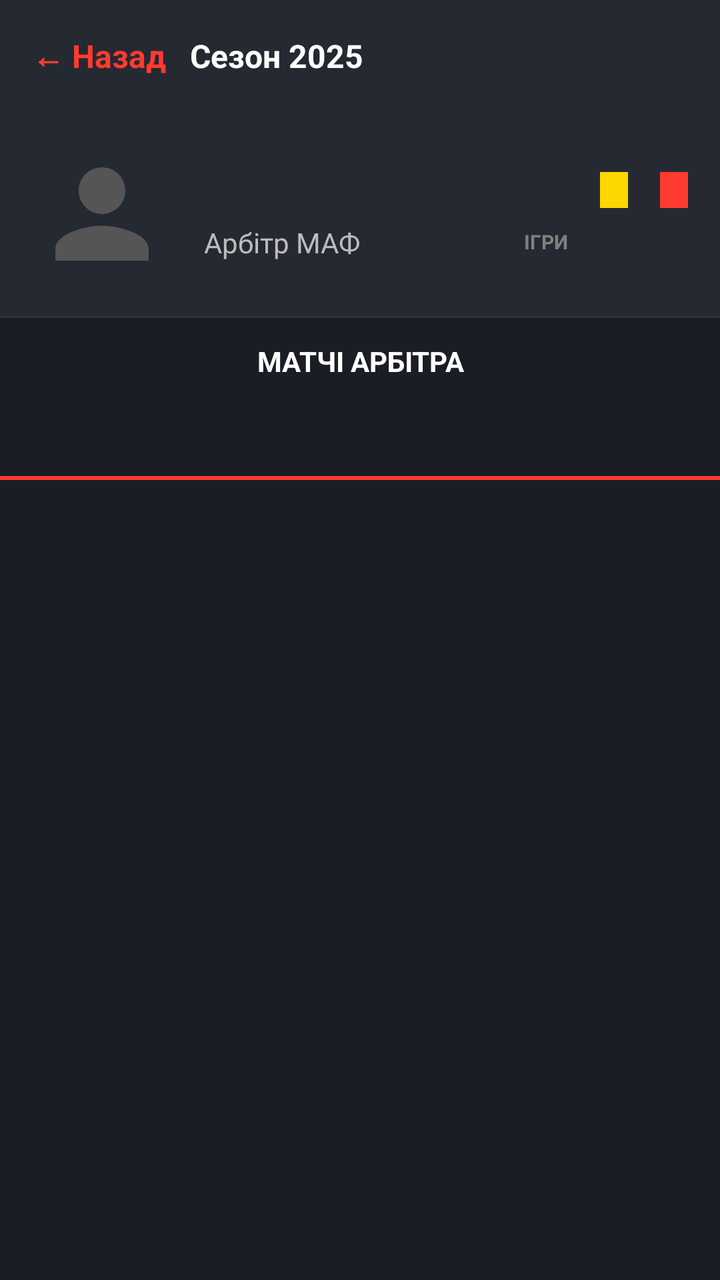
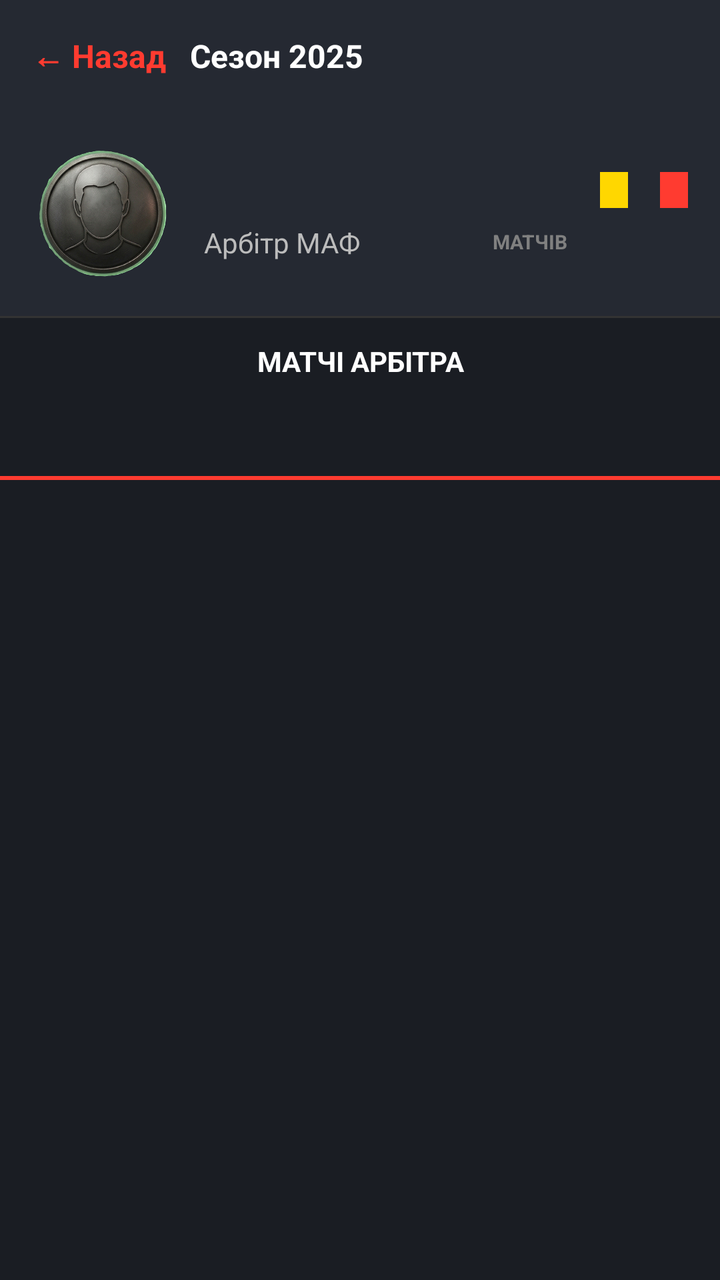

The first picture is an Android layout as it rendered before a commit; the second is the same layout after the commit. The layout source and the unified diff follow.
<!-- AndroidManifest.xml: activity theme Theme.AppCompat.NoActionBar -->
<!-- res/layout/activity_referee_profile.xml -->
<?xml version="1.0" encoding="utf-8"?>
<LinearLayout xmlns:android="http://schemas.android.com/apk/res/android"
    xmlns:app="http://schemas.android.com/apk/res-auto"
    android:layout_width="match_parent"
    android:layout_height="match_parent"
    android:background="#1A1D23"
    android:orientation="vertical">

    <LinearLayout
        android:layout_width="match_parent"
        android:layout_height="56dp"
        android:background="#252932"
        android:gravity="center_vertical"
        android:orientation="horizontal"
        android:paddingHorizontal="16dp">

        <TextView
            android:id="@+id/btnBack"
            android:layout_width="wrap_content"
            android:layout_height="wrap_content"
            android:background="?attr/selectableItemBackground"
            android:clickable="true"
            android:focusable="true"
            android:paddingEnd="12dp"
            android:text="← Назад"
            android:textColor="#FF3B30"
            android:textSize="16sp"
            android:textStyle="bold" />

        <TextView
            android:id="@+id/tvHeaderTitle"
            android:layout_width="wrap_content"
            android:layout_height="wrap_content"
            android:text="Сезон 2025"
            android:textColor="#FFFFFF"
            android:textSize="16sp"
            android:textStyle="bold" />
    </LinearLayout>

    <LinearLayout
        android:layout_width="match_parent"
        android:layout_height="wrap_content"
        android:background="#252932"
        android:gravity="center_vertical"
        android:orientation="horizontal"
        android:padding="16dp">

        <ImageView
            android:id="@+id/ivProfilePhoto"
            android:layout_width="70dp"
            android:layout_height="70dp"
            android:scaleType="centerCrop"
            android:src="@drawable/ic_player_placeholder" />

        <LinearLayout
            android:layout_width="0dp"
            android:layout_height="wrap_content"
            android:layout_marginStart="16dp"
            android:layout_weight="1"
            android:orientation="vertical">

            <TextView
                android:id="@+id/tvProfileName"
                android:layout_width="wrap_content"
                android:layout_height="wrap_content"
                android:textColor="#FFFFFF"
                android:textSize="18sp"
                android:textStyle="bold" />

            <TextView
                android:id="@+id/tvProfileRole"
                android:layout_width="wrap_content"
                android:layout_height="wrap_content"
                android:layout_marginTop="4dp"
                android:text="Арбітр МАФ"
                android:textColor="#BCBCBC"
                android:textSize="14sp" />
        </LinearLayout>

        <LinearLayout
            android:layout_width="wrap_content"
            android:layout_height="wrap_content"
            android:gravity="bottom"
            android:orientation="horizontal">

            <LinearLayout
                android:layout_width="wrap_content"
                android:layout_height="wrap_content"
                android:layout_marginEnd="16dp"
                android:gravity="center"
                android:orientation="vertical">
                <TextView
                    android:id="@+id/tvProfileMatches"
                    android:layout_width="wrap_content"
                    android:layout_height="wrap_content"
                    android:textColor="#FFFFFF"
                    android:textSize="18sp"
                    android:textStyle="bold" />
                <TextView
                    android:layout_width="wrap_content"
                    android:layout_height="wrap_content"
                    android:text="ІГРИ"
                    android:textColor="#808080"
                    android:textSize="10sp"
                    android:textStyle="bold" />
            </LinearLayout>

            <LinearLayout
                android:layout_width="wrap_content"
                android:layout_height="wrap_content"
                android:layout_marginEnd="16dp"
                android:gravity="center"
                android:orientation="vertical">
                <View
                    android:layout_width="14dp"
                    android:layout_height="18dp"
                    android:layout_marginBottom="2dp"
                    android:background="#FFD700" />
                <TextView
                    android:id="@+id/tvProfileYellow"
                    android:layout_width="wrap_content"
                    android:layout_height="wrap_content"
                    android:textColor="#FFD700"
                    android:textSize="16sp"
                    android:textStyle="bold" />
            </LinearLayout>

            <LinearLayout
                android:layout_width="wrap_content"
                android:layout_height="wrap_content"
                android:gravity="center"
                android:orientation="vertical">
                <View
                    android:layout_width="14dp"
                    android:layout_height="18dp"
                    android:layout_marginBottom="2dp"
                    android:background="#FF3B30" />
                <TextView
                    android:id="@+id/tvProfileRed"
                    android:layout_width="wrap_content"
                    android:layout_height="wrap_content"
                    android:textColor="#FF3B30"
                    android:textSize="16sp"
                    android:textStyle="bold" />
            </LinearLayout>
        </LinearLayout>
    </LinearLayout>

    <View
        android:layout_width="match_parent"
        android:layout_height="1dp"
        android:background="#333333" />

    <TextView
        android:layout_width="match_parent"
        android:layout_height="wrap_content"
        android:paddingTop="12dp"
        android:paddingBottom="8dp"
        android:text="МАТЧІ АРБІТРА"
        android:textAlignment="center"
        android:textColor="#FFFFFF"
        android:textSize="14sp"
        android:textStyle="bold" />

    <com.google.android.material.tabs.TabLayout
        android:id="@+id/tabLayoutReferee"
        android:layout_width="match_parent"
        android:layout_height="40dp"
        android:background="#1A1D23"
        app:tabIndicatorColor="#FF3B30"
        app:tabIndicatorHeight="3dp"
        app:tabSelectedTextColor="#FFFFFF"
        app:tabTextColor="#808080"
        app:tabTextAppearance="@android:style/TextAppearance.Small"
        app:tabMode="fixed" />

    <View
        android:layout_width="match_parent"
        android:layout_height="2dp"
        android:background="#FF3B30" />

    <FrameLayout
        android:layout_width="match_parent"
        android:layout_height="match_parent">

        <androidx.viewpager2.widget.ViewPager2
            android:id="@+id/viewPagerReferee"
            android:layout_width="match_parent"
            android:layout_height="match_parent" />

        <ProgressBar
            android:id="@+id/progressBar"
            android:layout_width="wrap_content"
            android:layout_height="wrap_content"
            android:layout_gravity="center"
            android:visibility="gone" />

        <TextView
            android:id="@+id/tvEmptyState"
            android:layout_width="wrap_content"
            android:layout_height="wrap_content"
            android:layout_gravity="center"
            android:text="Матчів не знайдено"
            android:textColor="#808080"
            android:visibility="gone" />
    </FrameLayout>
</LinearLayout>
<!-- resources referenced by this layout -->
<resources>
  <!-- drawable ic_player_placeholder (drawable) -->
  <vector xmlns:android="http://schemas.android.com/apk/res/android"
      android:width="24dp"
      android:height="24dp"
      android:viewportWidth="24"
      android:viewportHeight="24">
      <path
          android:fillColor="#555555"
          android:pathData="M12,12c2.21,0 4,-1.79 4,-4s-1.79,-4 -4,-4 -4,1.79 -4,4 1.79,4 4,4zM12,14c-2.67,0 -8,1.34 -8,4v2h16v-2c0,-2.66 -5.33,-4 -8,-4z"/>
  </vector>
</resources>

<!-- the commit's change to res/layout/activity_referee_profile.xml (unified diff, before → after) -->
@@ -97,9 +97,10 @@
                     android:textSize="18sp"
                     android:textStyle="bold" />
                 <TextView
-                    android:layout_width="wrap_content"
-                    android:layout_height="wrap_content"
-                    android:text="ІГРИ"
+                    android:id="@+id/tvProfileMatchesLabel"
+                    android:layout_width="wrap_content"
+                    android:layout_height="wrap_content"
+                    android:text="МАТЧІВ"
                     android:textColor="#808080"
                     android:textSize="10sp"
                     android:textStyle="bold" />
<!-- resource entries referenced after the edit -->
@@ -1,14 +1,5 @@
 <!-- resources referenced by this layout -->
 <resources>
-  <!-- drawable ic_player_placeholder (drawable) -->
-  <vector xmlns:android="http://schemas.android.com/apk/res/android"
-      android:width="24dp"
-      android:height="24dp"
-      android:viewportWidth="24"
-      android:viewportHeight="24">
-      <path
-          android:fillColor="#555555"
-          android:pathData="M12,12c2.21,0 4,-1.79 4,-4s-1.79,-4 -4,-4 -4,1.79 -4,4 1.79,4 4,4zM12,14c-2.67,0 -8,1.34 -8,4v2h16v-2c0,-2.66 -5.33,-4 -8,-4z"/>
-  </vector>
+  <!-- drawable ic_player_placeholder: png bitmap (drawable, 260025 bytes) -->
 </resources>
 
